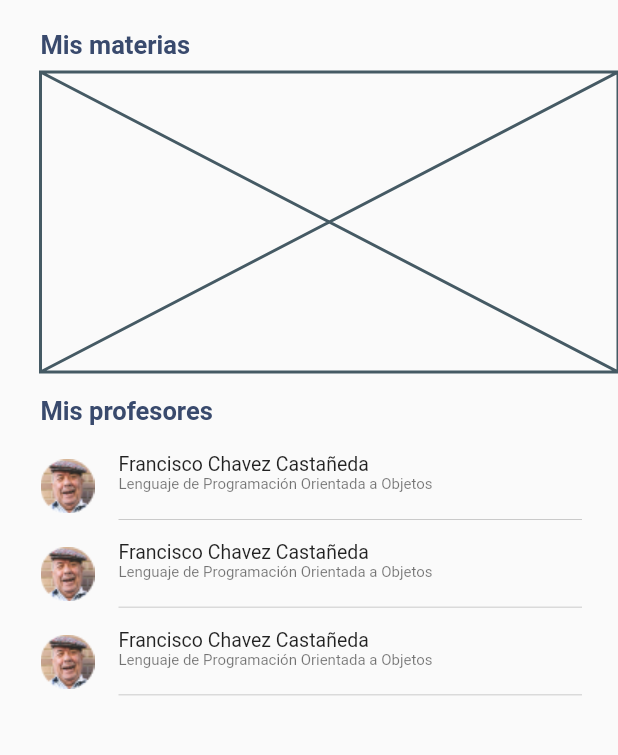
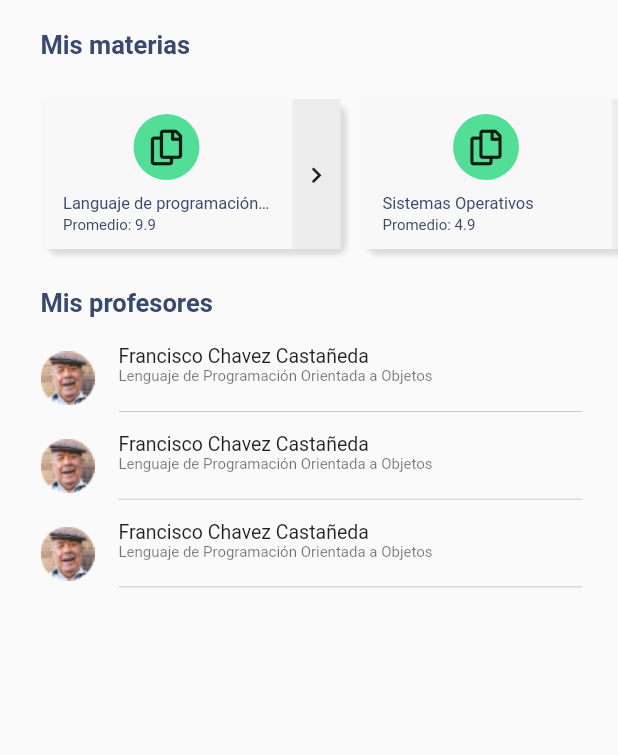
Before and after one commit to JovannyRch/control_escolar_app, a Flutter app: the AlumnoEstudiosScreen screen opened directly, tab 2 chosen, on a phone screen of 412 x 824 dp, the part 147-902 px from its top. Run offline on Flutter 3.47's test engine with Material 2 defaults, Android fonts, the phone set to English and light mode, and no system bars; our stand-ins replace font_awesome_flutter.

Commit message:
Materias UI [added]

```diff
--- /dev/null
+++ b/lib/models/MateriaModel.dart
@@ -0,0 +1,6 @@
+class MateriaCalificacionModel {
+  String nombre;
+  double calificacion;
+
+  MateriaCalificacionModel({this.nombre, this.calificacion});
+}
--- a/lib/screens/alumno/studios_widgets/credencial_widget.dart
+++ b/lib/screens/alumno/studios_widgets/credencial_widget.dart
@@ -1,3 +1,4 @@
+import 'package:control_escolar/const/const.dart';
 import 'package:flutter/material.dart';
 
 class CredencialWidget extends StatefulWidget {
@@ -10,6 +11,35 @@ class CredencialWidget extends StatefulWidget {
 class _CredencialWidgetState extends State<CredencialWidget> {
   @override
   Widget build(BuildContext context) {
-    return Center(child: Text("Credencial"));
+    return Container(
+      decoration: BoxDecoration(
+        gradient: LinearGradient(
+          begin: Alignment.topCenter,
+          end: Alignment.bottomCenter,
+          stops: [
+            0.12,
+            1.0,
+          ],
+          colors: [
+            Color(0xFFF8F8F8),
+            Color(0xFF52DE97),
+          ],
+        ),
+      ),
+      child: _cardContainer(),
+    );
+  }
+
+  Widget _cardContainer() {
+    return Center(
+      child: Container(
+        width: 263,
+        height: 357,
+        decoration: BoxDecoration(
+          color: kMainColor,
+          borderRadius: BorderRadius.circular(8.0),
+        ),
+      ),
+    );
   }
 }
--- a/lib/screens/alumno/studios_widgets/materias_widget.dart
+++ b/lib/screens/alumno/studios_widgets/materias_widget.dart
@@ -1,6 +1,8 @@
-import 'package:control_escolar/const/const.dart';
+import 'package:control_escolar/models/MateriaModel.dart';
+import 'package:control_escolar/widgets/MateriaCardWidget.dart';
 import 'package:control_escolar/widgets/TitleWidget.dart';
 import 'package:flutter/material.dart';
+import 'package:font_awesome_flutter/font_awesome_flutter.dart';
 
 class MateriasWidget extends StatefulWidget {
   MateriasWidget({Key key}) : super(key: key);
@@ -11,6 +13,17 @@ class MateriasWidget extends StatefulWidget {
 
 class _MateriasWidget extends State<MateriasWidget> {
   Size _size;
+
+  List<MateriaCalificacionModel> calificaciones = [
+    MateriaCalificacionModel(
+        nombre: "Languaje de programación Orientada a Objetos",
+        calificacion: 9.9),
+    MateriaCalificacionModel(nombre: "Sistemas Operativos", calificacion: 4.9),
+    MateriaCalificacionModel(
+        nombre: "Tipos de Sistemas Operativos", calificacion: 5.9),
+    MateriaCalificacionModel(
+        nombre: "Lenguaje de programación visual", calificacion: 7.9),
+  ];
 
   @override
   Widget build(BuildContext context) {
@@ -23,8 +36,8 @@ class _MateriasWidget extends State<MateriasWidget> {
           children: [
             SizedBox(height: 20.0),
             TitleWidget(title: "Mis materias"),
-            SizedBox(height: 8.0),
-            Placeholder(fallbackHeight: 200),
+            SizedBox(height: 16.0),
+            _materiasContainer(),
             SizedBox(height: 16.0),
             TitleWidget(title: "Mis profesores"),
             SizedBox(height: 18.0),
@@ -46,6 +59,23 @@ class _MateriasWidget extends State<MateriasWidget> {
     );
   }
 
+  //Materias container
+  Widget _materiasContainer() {
+    return Container(
+      height: 120.0,
+      child: SingleChildScrollView(
+        physics: BouncingScrollPhysics(),
+        scrollDirection: Axis.horizontal,
+        child: Row(
+          children: calificaciones
+              .map((c) => MateriaCalificacionCardWidget(materia: c))
+              .toList(),
+        ),
+      ),
+    );
+  }
+
+  //Profesor container
   Widget _profesoreContainer() {
     return Container(
         margin: EdgeInsets.only(bottom: 14.0),
--- /dev/null
+++ b/lib/widgets/MateriaCardWidget.dart
@@ -0,0 +1,112 @@
+import 'package:control_escolar/const/const.dart';
+import 'package:control_escolar/models/MateriaModel.dart';
+import 'package:flutter/material.dart';
+import 'package:font_awesome_flutter/font_awesome_flutter.dart';
+
+class MateriaCalificacionCardWidget extends StatelessWidget {
+  final MateriaCalificacionModel materia;
+
+  MateriaCalificacionCardWidget({@required this.materia});
+
+  @override
+  Widget build(BuildContext context) {
+    return Container(
+      margin: EdgeInsets.only(right: 13.0),
+      width: 200.0,
+      height: 100.0,
+      decoration: BoxDecoration(
+        borderRadius: BorderRadius.circular(8.0),
+        boxShadow: [
+          BoxShadow(
+              offset: Offset(4, 4), blurRadius: 2.0, color: Colors.black12),
+        ],
+      ),
+      child: Row(children: [
+        _infoContainer(),
+        _linkContainer(),
+      ]),
+    );
+  }
+
+  Widget _infoContainer() {
+    return Expanded(
+      child: Container(
+        padding: EdgeInsets.symmetric(horizontal: 15.0),
+        decoration: BoxDecoration(
+          color: Color(0xFFF8F8F8),
+        ),
+        child: Column(
+          mainAxisAlignment: MainAxisAlignment.center,
+          crossAxisAlignment: CrossAxisAlignment.stretch,
+          children: [
+            _circle(),
+            _nombreMateria(),
+            _calificacion(),
+          ],
+        ),
+      ),
+    );
+  }
+
+  Widget _circle() {
+    return Container(
+      width: 44.0,
+      height: 44.0,
+      decoration: BoxDecoration(
+        shape: BoxShape.circle,
+        color: Color(0xFF52DE97),
+      ),
+      child: Center(
+        child: FaIcon(FontAwesomeIcons.copy),
+      ),
+    );
+  }
+
+  Widget _calificacion() {
+    return Container(
+      margin: EdgeInsets.only(top: 2.0),
+      child: Text(
+        "Promedio: ${materia.calificacion}",
+        style: TextStyle(
+          color: kMainColor,
+          fontSize: 10.0,
+          fontWeight: FontWeight.w400,
+        ),
+        textAlign: TextAlign.left,
+      ),
+    );
+  }
+
+  Widget _nombreMateria() {
+    return Container(
+      margin: EdgeInsets.only(top: 9.0),
+      child: Text(
+        materia.nombre,
+        style: TextStyle(
+          fontSize: 11.0,
+          fontWeight: FontWeight.w400,
+          color: kMainColor,
+        ),
+        maxLines: 1,
+        overflow: TextOverflow.ellipsis,
+        textAlign: TextAlign.left,
+      ),
+    );
+  }
+
+  Widget _linkContainer() {
+    return Container(
+      width: 32.0,
+      height: 100.0,
+      decoration: BoxDecoration(
+        color: Color(0xFFEDEDED),
+      ),
+      child: Center(
+        child: FaIcon(
+          FontAwesomeIcons.chevronRight,
+          size: 12.0,
+        ),
+      ),
+    );
+  }
+}
```
Also changed, not shown: lib/widgets/ProfesorCardWidget.dart (added).
